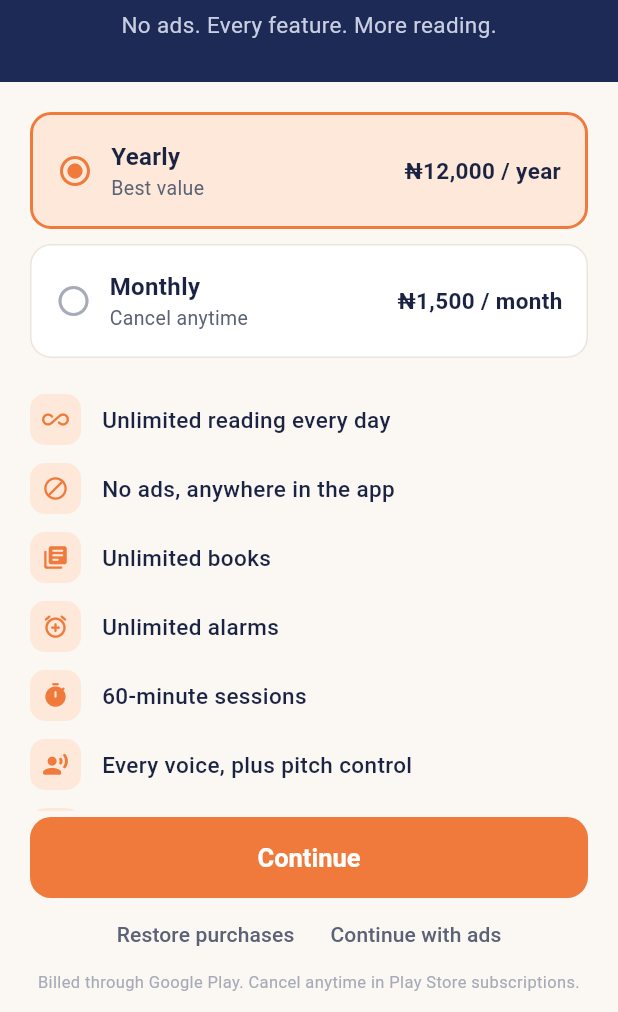
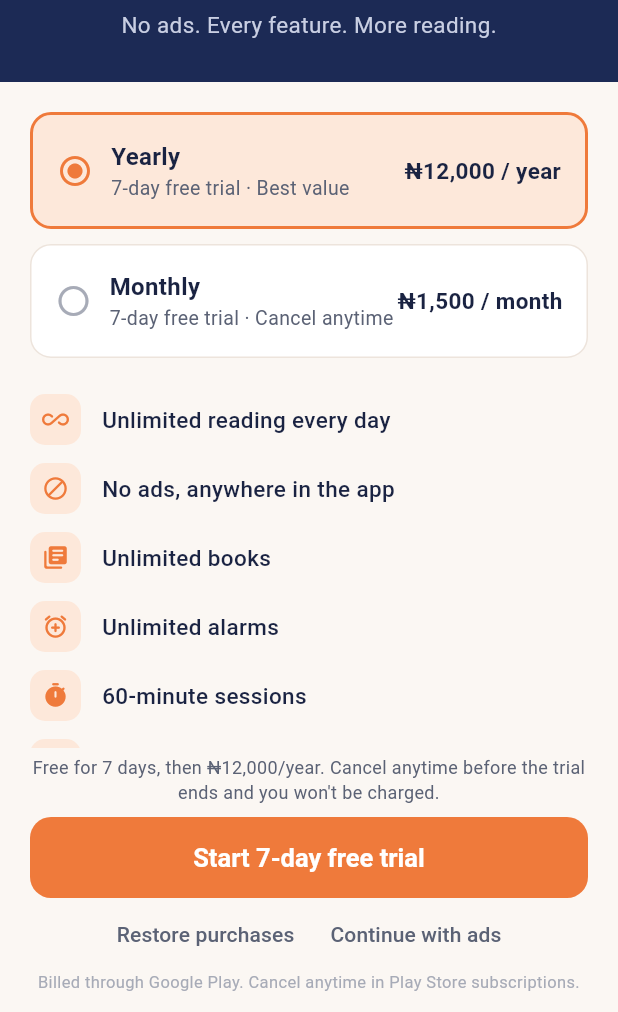
Before and after one commit to temitopeohassan/flutterreadalarm, a Flutter app: the SettingsScreen screen opened directly, after a tap on "Go ad-free with Premium", on a phone screen of 412 x 824 dp, the part 224-1236 px from its top. Run offline on Flutter 3.47's test engine with Material 3 defaults, Android fonts, the phone set to English and light mode, and no system bars; our stand-ins replace clock, device_info_plus, file_picker, flutter_local_notifications, flutter_timezone, flutter_tts and 2 more; missing offline and left inert: flutter_foreground_task, syncfusion_flutter_pdf.

Commit message:
Add the 7-day free trial; free tier gets 1 alarm
Free trial:
- The paywall offers a 7-day free trial on both plans ("Start 7-day free
  trial", "Free for 7 days, then ₦12,000/year"). Starting it turns on
  Premium until it ends, then the app is back on the free tier. It can be
  started once per install and survives restarts.
- Onboarding ends on the paywall again, so the trial is offered there;
  closing it keeps the free tier.
- Settings shows "Free trial: N days left" and the end date while it runs.
- Once the trial is used, the paywall's button is Continue, which says
  Premium isn't available yet (billing isn't connected).

Free tier: 1 alarm instead of 3.
- Adding a second alarm opens the paywall.
- Only one alarm can be switched on: switching on another opens the
  paywall. When the trial ends, alarms beyond the first enabled one are
  switched off and their rings cancelled.
- Home shows "1 of 1 free alarm used".

The "Test mode: Premium" switch in Settings is removed.

Tests: trial length, once only, restart, ending; alarms switched off when
it ends; the trial flow in the app; the paywall offer on both plans and in
onboarding; one-alarm limit on add and on switching on. Screenshots
updated, plus the paywall (11) and the alarm-limit paywall (17a).

Co-Authored-By: Claude Opus 5.5 <noreply@anthropic.com>
Claude-Session: https://claude.ai/code/session_011wqcfZCEUU19ShiaM9zG3S

```diff
--- a/lib/screens/paywall_screen.dart
+++ b/lib/screens/paywall_screen.dart
@@ -1,4 +1,5 @@
 import 'package:flutter/material.dart';
+import '../models/reading_alarm.dart';
 import '../state/app_state.dart';
 import '../theme/app_colors.dart';
 import '../widgets/common.dart';
@@ -8,10 +9,12 @@ enum PaywallReason { upgrade, dailyLimit }
 
 /// Premium paywall (PAY-1, PAY-3). Dismissible.
 ///
-/// Billing isn't connected yet, so purchasing doesn't unlock Premium; it
-/// says Premium is coming soon. To connect it: load the RevenueCat offering
-/// (Purchases.getOfferings), use each package's storeProduct.priceString,
-/// and purchase with Purchases.purchasePackage.
+/// The 7-day free trial works (once per install): Premium until it ends,
+/// then back to the free tier. Billing isn't connected yet, so buying a
+/// plan doesn't unlock Premium; it says Premium is coming soon. To connect
+/// it: load the RevenueCat offering (Purchases.getOfferings), use each
+/// package's storeProduct.priceString and free-trial intro offer, and
+/// purchase with Purchases.purchasePackage.
 class PaywallScreen extends StatefulWidget {
   const PaywallScreen({super.key, this.reason = PaywallReason.upgrade});
 
@@ -38,6 +41,8 @@ class _Plan {
   final String id, name, price, note;
 }
 
+String _trialDays() => '${AppState.trialLength.inDays}-day';
+
 class _PaywallScreenState extends State<PaywallScreen> {
   // PLACEHOLDER prices — replace with RevenueCat priceString values.
   static const _plans = [
@@ -57,9 +62,18 @@ class _PaywallScreenState extends State<PaywallScreen> {
 
   String _selected = 'yearly';
 
-  /// Billing isn't connected yet: no plan can be bought, so the free tier
-  /// can be tested as it is.
+  /// Starts the free trial if it hasn't been used. Billing isn't connected
+  /// yet, so otherwise no plan can be bought.
   void _purchase() {
+    final state = AppScope.of(context);
+    if (state.startTrial()) {
+      showSnack(
+          context,
+          'Your ${_trialDays()} free trial has started. Premium until '
+          '${formatDay(state.trialEndsAt!)}.');
+      Navigator.pop(context);
+      return;
+    }
     showSnack(
         context, 'Premium isn\'t available yet. Purchases are coming soon.');
   }
@@ -71,7 +85,10 @@ class _PaywallScreenState extends State<PaywallScreen> {
 
   @override
   Widget build(BuildContext context) {
-    const cta = 'Continue';
+    final state = AppScope.of(context);
+    final trial = state.canStartTrial;
+    final cta = trial ? 'Start ${_trialDays()} free trial' : 'Continue';
+    final plan = _plans.firstWhere((p) => p.id == _selected);
 
     return Scaffold(
       body: Column(
@@ -127,6 +144,7 @@ class _PaywallScreenState extends State<PaywallScreen> {
                     padding: const EdgeInsets.only(bottom: 10),
                     child: _PlanTile(
                       plan: p,
+                      trial: trial,
                       selected: p.id == _selected,
                       onTap: () => setState(() => _selected = p.id),
                     ),
@@ -164,6 +182,18 @@ class _PaywallScreenState extends State<PaywallScreen> {
               padding: const EdgeInsets.fromLTRB(20, 4, 20, 12),
               child: Column(
                 children: [
+                  if (trial)
+                    Padding(
+                      padding: const EdgeInsets.only(bottom: 8),
+                      child: Text(
+                        'Free for ${AppState.trialLength.inDays} days, then '
+                        '${plan.price.replaceAll(' ', '')}. Cancel anytime '
+                        'before the trial ends and you won\'t be charged.',
+                        textAlign: TextAlign.center,
+                        style: const TextStyle(
+                            fontSize: 12, color: AppColors.textSecondary),
+                      ),
+                    ),
                   PrimaryButton(
                     label: cta,
                     onPressed: _purchase,
@@ -199,9 +229,14 @@ class _PaywallScreenState extends State<PaywallScreen> {
 }
 
 class _PlanTile extends StatelessWidget {
-  const _PlanTile(
-      {required this.plan, required this.selected, required this.onTap});
+  const _PlanTile({
+    required this.plan,
+    required this.trial,
+    required this.selected,
+    required this.onTap,
+  });
   final _Plan plan;
+  final bool trial;
   final bool selected;
   final VoidCallback onTap;
 
@@ -238,7 +273,10 @@ class _PlanTile extends StatelessWidget {
                     Text(plan.name,
                         style: const TextStyle(
                             fontSize: 16, fontWeight: FontWeight.w700)),
-                    Text(plan.note,
+                    Text(
+                        trial
+                            ? '${_trialDays()} free trial · ${plan.note}'
+                            : plan.note,
                         style: const TextStyle(
                             fontSize: 13, color: AppColors.textSecondary)),
                   ],
--- a/lib/screens/settings_screen.dart
+++ b/lib/screens/settings_screen.dart
@@ -1,6 +1,7 @@
 import 'package:flutter/material.dart';
 import '../services/ads_service.dart';
 import '../services/speech.dart';
+import '../models/reading_alarm.dart';
 import '../state/app_state.dart';
 import '../theme/app_colors.dart';
 import '../widgets/common.dart';
@@ -48,7 +49,7 @@ class SettingsScreen extends StatelessWidget {
             child: ListView(
               padding: const EdgeInsets.fromLTRB(16, 20, 16, 32),
               children: [
-                _PremiumCard(isPremium: state.isPremium),
+                _PremiumCard(state: state),
                 const SizedBox(height: 24),
                 const SectionTitle('Voice'),
                 AppCard(
@@ -202,21 +203,6 @@ class SettingsScreen extends StatelessWidget {
                           applicationVersion: '0.1.0',
                         ),
                       ),
-                      // Older builds' paywall switched Premium on without a
-                      // purchase. Shown only while Premium is on, so it can
-                      // be switched off but not on. Remove with billing.
-                      if (state.isPremium)
-                        SwitchListTile(
-                          secondary: const Icon(Icons.science_outlined,
-                              color: AppColors.navy),
-                          title: const Text('Test mode: Premium'),
-                          subtitle: const Text(
-                              'Billing isn\'t connected yet. Turn off to use '
-                              'the free tier (it can\'t be turned back on).'),
-                          value: state.isPremium,
-                          activeTrackColor: AppColors.orange,
-                          onChanged: state.setPremium,
-                        ),
                     ],
                   ),
                 ),
@@ -230,11 +216,29 @@ class SettingsScreen extends StatelessWidget {
 }
 
 class _PremiumCard extends StatelessWidget {
-  const _PremiumCard({required this.isPremium});
-  final bool isPremium;
+  const _PremiumCard({required this.state});
+  final AppState state;
 
   @override
   Widget build(BuildContext context) {
+    final isPremium = state.isPremium;
+    final trialLeft = state.purchased ? null : state.trialLeft;
+    String title;
+    String subtitle;
+    if (trialLeft != null) {
+      final days = (trialLeft.inHours / 24).ceil();
+      title = 'Free trial: $days ${days == 1 ? 'day' : 'days'} left';
+      subtitle = 'Premium until ${formatDay(state.trialEndsAt!)}, then '
+          'back to the free plan.';
+    } else if (isPremium) {
+      title = 'Premium is active';
+      subtitle = 'No ads. Unlimited books and alarms.';
+    } else {
+      title = 'Go ad-free with Premium';
+      subtitle = state.canStartTrial
+          ? 'Try it free for ${AppState.trialLength.inDays} days.'
+          : 'Unlimited books, 60-min sessions, every voice.';
+    }
     return AppCard(
       color: AppColors.navy,
       onTap: isPremium ? null : () => PaywallScreen.open(context),
@@ -248,7 +252,7 @@ class _PremiumCard extends StatelessWidget {
               crossAxisAlignment: CrossAxisAlignment.start,
               children: [
                 Text(
-                  isPremium ? 'Premium is active' : 'Go ad-free with Premium',
+                  title,
                   style: const TextStyle(
                     color: Colors.white,
                     fontSize: 17,
@@ -257,9 +261,7 @@ class _PremiumCard extends StatelessWidget {
                 ),
                 const SizedBox(height: 2),
                 Text(
-                  isPremium
-                      ? 'No ads. Unlimited books and alarms.'
-                      : 'Unlimited books, 60-min sessions, every voice.',
+                  subtitle,
                   style:
                       const TextStyle(color: Color(0xFFC9CFE3), fontSize: 13),
                 ),
--- a/lib/state/app_state.dart
+++ b/lib/state/app_state.dart
@@ -15,8 +15,8 @@ import '../services/speech.dart';
 
 /// App state, persisted through [AppServices.storage] after every change.
 ///
-/// Billing (RevenueCat) and ads are simulated: [setPremium] and
-/// [unlockRewarded] stand in for real purchases and rewarded ads.
+/// Billing (RevenueCat) and ads are simulated: [startTrial], [setPremium]
+/// and [unlockRewarded] stand in for real purchases and rewarded ads.
 class AppState extends ChangeNotifier {
   AppState({
     required this.services,
@@ -30,14 +30,41 @@ class AppState extends ChangeNotifier {
   }
 
   static const freeBookLimit = 3; // PAY-2
-  static const freeAlarmLimit = 3; // PAY-2
+  static const freeAlarmLimit = 1; // PAY-2
   static const maxStoredSessions = 1000;
 
   final AppServices services;
   late final ReadingController reader;
 
   bool onboardingDone = false;
-  bool isPremium = false;
+
+  /// Premium bought (simulated: billing isn't connected yet).
+  bool purchased = false;
+
+  /// When the free trial was started; null if it never was.
+  DateTime? trialStartedAt;
+
+  /// Length of the free trial, offered once per install.
+  static const trialLength = Duration(days: 7);
+
+  /// Premium features are on: bought, or during the free trial.
+  bool get isPremium => purchased || trialActive;
+
+  bool get trialUsed => trialStartedAt != null;
+
+  DateTime? get trialEndsAt => trialStartedAt?.add(trialLength);
+
+  bool get trialActive {
+    final ends = trialEndsAt;
+    return ends != null && clock.now().isBefore(ends);
+  }
+
+  /// Time left in the free trial; null when it isn't running.
+  Duration? get trialLeft =>
+      trialActive ? trialEndsAt!.difference(clock.now()) : null;
+
+  /// The free trial can be started (it hasn't been, and Premium isn't on).
+  bool get canStartTrial => !trialUsed && !purchased;
 
   final List<BookInfo> books;
   final List<ReadingAlarm> alarms;
@@ -83,6 +110,7 @@ class AppState extends ChangeNotifier {
     await services.alarms.init(state.openAlarm);
     await state.refreshPermissions();
     unawaited(state.loadVoices());
+    await state._applyFreeAlarmLimit();
     await state._syncAlarms();
     final launch = await services.alarms.takeLaunch();
     if (launch != null) state.openAlarm(launch);
@@ -102,7 +130,8 @@ class AppState extends ChangeNotifier {
   Map<String, Object?> toJson() => {
         'version': 1,
         'onboardingDone': onboardingDone,
-        'isPremium': isPremium,
+        'isPremium': purchased,
+        'trialStartedAt': trialStartedAt?.toIso8601String(),
         'rewardedUnlockUntil': rewardedUnlockUntil?.toIso8601String(),
         'freeReadDay': _freeReadDay,
         'freeReadSeconds': _freeReadToday.inSeconds,
@@ -117,7 +146,8 @@ class AppState extends ChangeNotifier {
 
   void _restore(Map<String, Object?> json) {
     onboardingDone = json['onboardingDone'] as bool? ?? false;
-    isPremium = json['isPremium'] as bool? ?? false;
+    purchased = json['isPremium'] as bool? ?? false;
+    trialStartedAt = DateTime.tryParse(json['trialStartedAt'] as String? ?? '');
     rewardedUnlockUntil =
         DateTime.tryParse(json['rewardedUnlockUntil'] as String? ?? '');
     _freeReadDay = json['freeReadDay'] as String? ?? '';
@@ -177,6 +207,7 @@ class AppState extends ChangeNotifier {
     _texts.removeWhere((id, _) => _findBook(id) == null);
     permissions['autoStart'] = autoStartConfirmed;
     notifyListeners();
+    await _applyFreeAlarmLimit();
   }
 
   // ---- Derived ----------------------------------------------------------
@@ -252,8 +283,42 @@ class AppState extends ChangeNotifier {
 
   /// Simulated purchase (billing is not wired up yet).
   void setPremium(bool value) {
-    isPremium = value;
+    purchased = value;
     _changed();
+  }
+
+  /// Starts the 7-day free trial: Premium until it ends, then back to the
+  /// free tier. Once per install. False if it was already used.
+  bool startTrial() {
+    if (!canStartTrial) return false;
+    trialStartedAt = clock.now();
+    _changed();
+    return true;
+  }
+
+  /// Alarms that may ring on the free tier: once Premium ends (the trial
+  /// running out), alarms beyond [freeAlarmLimit] are switched off. The
+  /// earliest-added stay on. Returns the alarms switched off.
+  List<ReadingAlarm> _enforceFreeAlarms() {
+    if (isPremium) return const [];
+    final off = <ReadingAlarm>[];
+    var on = 0;
+    for (var i = 0; i < alarms.length; i++) {
+      if (!alarms[i].enabled) continue;
+      if (++on > freeAlarmLimit) {
+        alarms[i] = alarms[i].copyWith(enabled: false);
+        off.add(alarms[i]);
+      }
+    }
+    if (off.isNotEmpty) _changed();
+    return off;
+  }
+
+  /// [_enforceFreeAlarms], cancelling the alarms it switches off.
+  Future<void> _applyFreeAlarmLimit() async {
+    for (final alarm in _enforceFreeAlarms()) {
+      await _schedule(alarm);
+    }
   }
 
   Future<void> refreshPermissions() async {
@@ -396,7 +461,15 @@ class AppState extends ChangeNotifier {
   ReadingAlarm? clashFor(ReadingAlarm alarm) =>
       alarms.where(alarm.clashesWith).firstOrNull;
 
-  Future<void> toggleAlarm(ReadingAlarm alarm, bool enabled) {
+  /// Switches an alarm on or off. On the free tier only [freeAlarmLimit]
+  /// alarms can be on; switching on another returns limitReached.
+  Future<AlarmSaveStatus> toggleAlarm(ReadingAlarm alarm, bool enabled) async {
+    if (enabled &&
+        !isPremium &&
+        alarms.where((a) => a.enabled && a.id != alarm.id).length >=
+            freeAlarmLimit) {
+      return AlarmSaveStatus.limitReached;
+    }
     var updated = alarm.copyWith(enabled: enabled);
     // A dated one-off alarm switched back on after its day rings next time.
     final once = updated.onceAt;
@@ -405,7 +478,8 @@ class AppState extends ChangeNotifier {
           updated.copyWith(date: () => null).nextOccurrence(DateTime.now());
       updated = updated.copyWith(date: () => next);
     }
-    return upsertAlarm(updated);
+    await upsertAlarm(updated);
+    return AlarmSaveStatus.saved;
   }
 
   Future<void> deleteAlarm(ReadingAlarm alarm) async {
```
Also changed, not shown: lib/screens/home_screen.dart (+18 -2 lines), lib/screens/onboarding/onboarding_flow.dart (+8 -3 lines), screenshot_test/screenshots_test.dart (+8 -1 lines), 11 other files.
